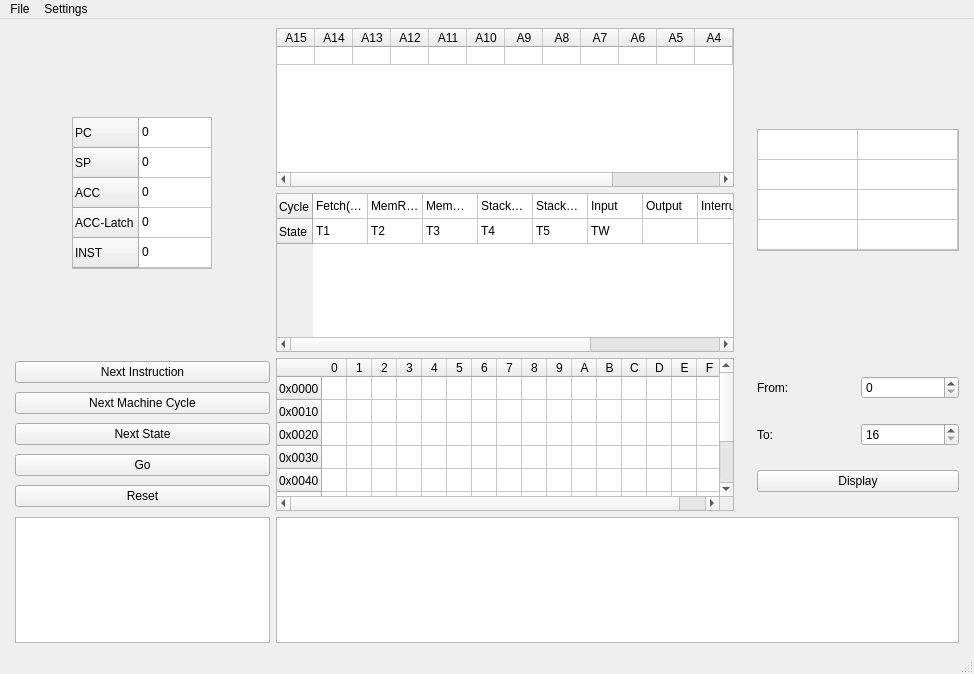
The window that Code/ui/Intel8080_MainWindow.ui (NicoSchrodt/8-Bit-Simulator) describes before a commit, drawn with Qt 5.
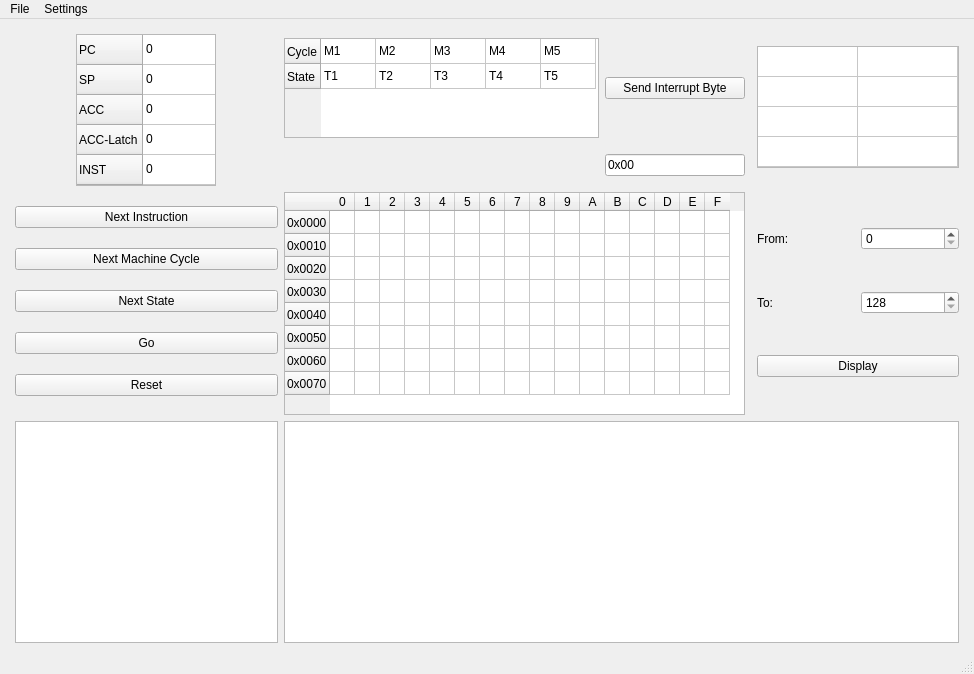
The same window after the commit.

Commit message: Added Logger, Removed AddressLatch, Fixed Range, Added Interrupt Byte Send to Gui

Diff of the .ui file:
```diff
--- a/Code/ui/Intel8080_MainWindow.ui
+++ b/Code/ui/Intel8080_MainWindow.ui
@@ -117,71 +117,6 @@
       </item>
      </layout>
     </item>
-    <item row="7" column="0">
-     <layout class="QGridLayout" name="MessageLog">
-      <property name="leftMargin">
-       <number>6</number>
-      </property>
-      <item row="0" column="0">
-       <widget class="QPlainTextEdit" name="MessageLog_plaintext">
-        <property name="readOnly">
-         <bool>true</bool>
-        </property>
-       </widget>
-      </item>
-     </layout>
-    </item>
-    <item row="4" column="4">
-     <layout class="QGridLayout" name="MemoryDisplaySettings">
-      <property name="rightMargin">
-       <number>6</number>
-      </property>
-      <item row="3" column="1">
-       <widget class="QSpinBox" name="To_sb">
-        <property name="minimum">
-         <number>16</number>
-        </property>
-        <property name="maximum">
-         <number>65536</number>
-        </property>
-        <property name="singleStep">
-         <number>16</number>
-        </property>
-       </widget>
-      </item>
-      <item row="5" column="0" colspan="2">
-       <widget class="QPushButton" name="Display_button">
-        <property name="text">
-         <string>Display</string>
-        </property>
-       </widget>
-      </item>
-      <item row="0" column="0">
-       <widget class="QLabel" name="label">
-        <property name="text">
-         <string>From:</string>
-        </property>
-       </widget>
-      </item>
-      <item row="3" column="0">
-       <widget class="QLabel" name="label_2">
-        <property name="text">
-         <string>To:</string>
-        </property>
-       </widget>
-      </item>
-      <item row="0" column="1">
-       <widget class="QSpinBox" name="From_sb">
-        <property name="maximum">
-         <number>65408</number>
-        </property>
-        <property name="singleStep">
-         <number>16</number>
-        </property>
-       </widget>
-      </item>
-     </layout>
-    </item>
     <item row="0" column="4">
      <layout class="QGridLayout" name="GenericRegisters">
       <property name="rightMargin">
@@ -259,42 +194,6 @@
       </item>
      </layout>
     </item>
-    <item row="7" column="1" colspan="4">
-     <layout class="QGridLayout" name="ProgramTable">
-      <property name="leftMargin">
-       <number>0</number>
-      </property>
-      <property name="rightMargin">
-       <number>6</number>
-      </property>
-      <item row="0" column="0">
-       <widget class="QTableWidget" name="Program_table">
-        <attribute name="horizontalHeaderVisible">
-         <bool>false</bool>
-        </attribute>
-        <attribute name="horizontalHeaderMinimumSectionSize">
-         <number>0</number>
-        </attribute>
-        <attribute name="horizontalHeaderDefaultSectionSize">
-         <number>0</number>
-        </attribute>
-        <attribute name="verticalHeaderVisible">
-         <bool>false</bool>
-        </attribute>
-        <column>
-         <property name="text">
-          <string/>
-         </property>
-        </column>
-        <column>
-         <property name="text">
-          <string/>
-         </property>
-        </column>
-       </widget>
-      </item>
-     </layout>
-    </item>
     <item row="4" column="0">
      <layout class="QVBoxLayout" name="ProgramInstructions">
       <property name="leftMargin">
@@ -480,120 +379,126 @@
       </item>
      </layout>
     </item>
+    <item row="7" column="1" colspan="4">
+     <layout class="QGridLayout" name="ProgramTable">
+      <property name="leftMargin">
+       <number>0</number>
+      </property>
+      <property name="rightMargin">
+       <number>6</number>
+      </property>
+      <item row="0" column="0">
+       <widget class="QTableWidget" name="Program_table">
+        <attribute name="horizontalHeaderVisible">
+         <bool>false</bool>
+        </attribute>
+        <attribute name="horizontalHeaderMinimumSectionSize">
+         <number>0</number>
+        </attribute>
+        <attribute name="horizontalHeaderDefaultSectionSize">
+         <number>0</number>
+        </attribute>
+        <attribute name="verticalHeaderVisible">
+         <bool>false</bool>
+        </attribute>
+        <column>
+         <property name="text">
+          <string/>
+         </property>
+        </column>
+        <column>
+         <property name="text">
+          <string/>
+         </property>
+        </column>
+       </widget>
+      </item>
+     </layout>
+    </item>
+    <item row="7" column="0">
+     <layout class="QGridLayout" name="MessageLog">
+      <property name="leftMargin">
+       <number>6</number>
+      </property>
+      <item row="0" column="0">
+       <widget class="QPlainTextEdit" name="MessageLog_plaintext">
+        <property name="readOnly">
+         <bool>true</bool>
+        </property>
+       </widget>
+      </item>
+     </layout>
+    </item>
+    <item row="4" column="4">
+     <layout class="QGridLayout" name="MemoryDisplaySettings">
+      <property name="rightMargin">
+       <number>6</number>
+      </property>
+      <item row="3" column="1">
+       <widget class="QSpinBox" name="To_sb">
+        <property name="minimum">
+         <number>128</number>
+        </property>
+        <property name="maximum">
+         <number>65536</number>
+        </property>
+        <property name="singleStep">
+         <number>16</number>
+        </property>
+        <property name="value">
+         <number>128</number>
+        </property>
+       </widget>
+      </item>
+      <item row="5" column="0" colspan="2">
+       <widget class="QPushButton" name="Display_button">
+        <property name="text">
+         <string>Display</string>
+        </property>
+       </widget>
+      </item>
+      <item row="0" column="0">
+       <widget class="QLabel" name="label">
+        <property name="text">
+         <string>From:</string>
+        </property>
+       </widget>
+      </item>
+      <item row="3" column="0">
+       <widget class="QLabel" name="label_2">
+        <property name="text">
+         <string>To:</string>
+        </property>
+       </widget>
+      </item>
+      <item row="0" column="1">
+       <widget class="QSpinBox" name="From_sb">
+        <property name="maximum">
+         <number>65408</number>
+        </property>
+        <property name="singleStep">
+         <number>16</number>
+        </property>
+       </widget>
+      </item>
+     </layout>
+    </item>
     <item row="0" column="1" colspan="2">
      <layout class="QGridLayout" name="AddressLatchCycleState">
-      <item row="0" column="0">
-       <widget class="QTableWidget" name="AddressLatch_table">
-        <attribute name="horizontalHeaderVisible">
-         <bool>true</bool>
-        </attribute>
-        <attribute name="horizontalHeaderMinimumSectionSize">
-         <number>0</number>
-        </attribute>
-        <attribute name="horizontalHeaderDefaultSectionSize">
-         <number>38</number>
-        </attribute>
-        <attribute name="verticalHeaderVisible">
-         <bool>false</bool>
-        </attribute>
-        <attribute name="verticalHeaderCascadingSectionResizes">
-         <bool>true</bool>
-        </attribute>
-        <attribute name="verticalHeaderMinimumSectionSize">
-         <number>10</number>
-        </attribute>
-        <attribute name="verticalHeaderDefaultSectionSize">
-         <number>10</number>
-        </attribute>
-        <row>
-         <property name="text">
-          <string/>
-         </property>
-        </row>
-        <column>
-         <property name="text">
-          <string>A15</string>
-         </property>
-        </column>
-        <column>
-         <property name="text">
-          <string>A14</string>
-         </property>
-        </column>
-        <column>
-         <property name="text">
-          <string>A13</string>
-         </property>
-        </column>
-        <column>
-         <property name="text">
-          <string>A12</string>
-         </property>
-        </column>
-        <column>
-         <property name="text">
-          <string>A11</string>
-         </property>
-        </column>
-        <column>
-         <property name="text">
-          <string>A10</string>
-         </property>
-        </column>
-        <column>
-         <property name="text">
-          <string>A9</string>
-         </property>
-        </column>
-        <column>
-         <property name="text">
-          <string>A8</string>
-         </property>
-        </column>
-        <column>
-         <property name="text">
-          <string>A7</string>
-         </property>
-        </column>
-        <column>
-         <property name="text">
-          <string>A6</string>
-         </property>
-        </column>
-        <column>
-         <property name="text">
-          <string>A5</string>
-         </property>
-        </column>
-        <column>
-         <property name="text">
-          <string>A4</string>
-         </property>
-        </column>
-        <column>
-         <property name="text">
-          <string>A3</string>
-         </property>
-        </column>
-        <column>
-         <property name="text">
-          <string>A2</string>
-         </property>
-        </column>
-        <column>
-         <property name="text">
-          <string>A1</string>
-         </property>
-        </column>
-        <column>
-         <property name="text">
-          <string>A0</string>
-         </property>
-        </column>
-       </widget>
-      </item>
-      <item row="1" column="0">
+      <item row="3" column="0">
        <widget class="QTableWidget" name="CycleState_table">
+        <property name="minimumSize">
+         <size>
+          <width>315</width>
+          <height>0</height>
+         </size>
+        </property>
+        <property name="maximumSize">
+         <size>
+          <width>350</width>
+          <height>100</height>
+         </size>
+        </property>
         <property name="editTriggers">
          <set>QAbstractItemView::NoEditTriggers</set>
         </property>
@@ -601,7 +506,7 @@
          <bool>false</bool>
         </attribute>
         <attribute name="horizontalHeaderMinimumSectionSize">
-         <number>0</number>
+         <number>25</number>
         </attribute>
         <attribute name="horizontalHeaderDefaultSectionSize">
          <number>55</number>
@@ -653,79 +558,29 @@
           <string>4</string>
          </property>
         </column>
-        <column>
-         <property name="text">
-          <string>5</string>
-         </property>
-        </column>
-        <column>
-         <property name="text">
-          <string>6</string>
-         </property>
-        </column>
-        <column>
-         <property name="text">
-          <string>7</string>
-         </property>
-        </column>
-        <column>
-         <property name="text">
-          <string>8</string>
-         </property>
-        </column>
-        <column>
-         <property name="text">
-          <string>9</string>
-         </property>
-        </column>
         <item row="0" column="0">
          <property name="text">
-          <string>Fetch(M1)</string>
+          <string>M1</string>
          </property>
         </item>
         <item row="0" column="1">
          <property name="text">
-          <string>MemRead</string>
+          <string>M2</string>
          </property>
         </item>
         <item row="0" column="2">
          <property name="text">
-          <string>MemWrite</string>
+          <string>M3</string>
          </property>
         </item>
         <item row="0" column="3">
          <property name="text">
-          <string>StackRead</string>
+          <string>M4</string>
          </property>
         </item>
         <item row="0" column="4">
          <property name="text">
-          <string>StackWrite</string>
-         </property>
-        </item>
-        <item row="0" column="5">
-         <property name="text">
-          <string>Input</string>
-         </property>
-        </item>
-        <item row="0" column="6">
-         <property name="text">
-          <string>Output</string>
-         </property>
-        </item>
-        <item row="0" column="7">
-         <property name="text">
-          <string>Interrupt</string>
-         </property>
-        </item>
-        <item row="0" column="8">
-         <property name="text">
-          <string>Halt</string>
-         </property>
-        </item>
-        <item row="0" column="9">
-         <property name="text">
-          <string>HaltInterrupt</string>
+          <string>M5</string>
          </property>
         </item>
         <item row="1" column="0">
@@ -753,11 +608,20 @@
           <string>T5</string>
          </property>
         </item>
-        <item row="1" column="5">
-         <property name="text">
-          <string>TW</string>
-         </property>
-        </item>
+       </widget>
+      </item>
+      <item row="3" column="1">
+       <widget class="QPushButton" name="pushButton">
+        <property name="text">
+         <string>Send Interrupt Byte</string>
+        </property>
+       </widget>
+      </item>
+      <item row="4" column="1">
+       <widget class="QLineEdit" name="lineEdit">
+        <property name="text">
+         <string>0x00</string>
+        </property>
        </widget>
       </item>
      </layout>
```
The commit also changes 4 other files.
